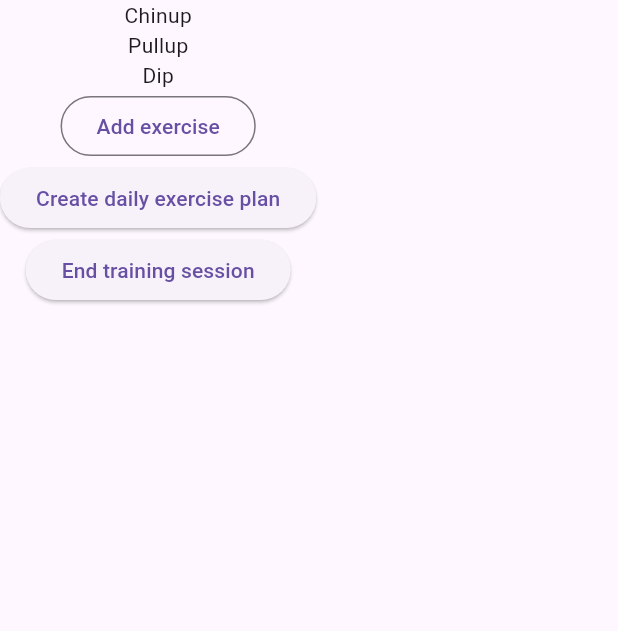
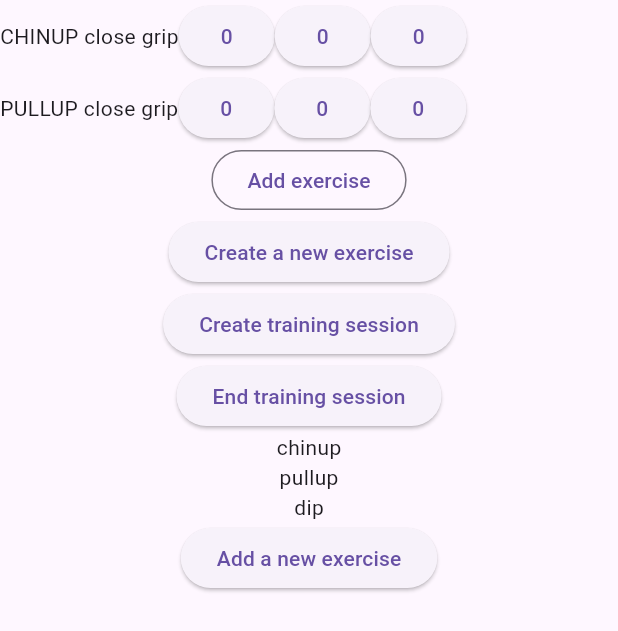
Before and after one commit to aarekr/CalisthenicsApp, a Flutter app: the screen it shows after launch, on a phone screen of 412 x 824 dp. Shown: the top 631 px of the screen. Run offline on Flutter 3.47's test engine with Material 3 defaults, Android fonts, the light colour scheme and no system bars; our stand-ins replace flutter_riverpod, go_router.

Commit message:
User can enter reps for 2 exercises, 3 sets both

```diff
--- /dev/null
+++ b/lib/exercises.dart
@@ -0,0 +1 @@
+var exerciseList = ["chinup", "pullup", "dip"];
--- a/lib/main.dart
+++ b/lib/main.dart
@@ -1,9 +1,16 @@
 import 'package:flutter/material.dart';
 import 'package:go_router/go_router.dart';
+import 'package:flutter_riverpod/flutter_riverpod.dart';
+
+import 'exercises.dart';
+import 'reps.dart';
+
+final dataProvider = StateProvider<List<String>>((ref) => exerciseList); //["chinup", "pullup", "dip"]);
 
 final router = GoRouter(
   routes: [
     GoRoute(path: '/', builder: (context, state) => HomeScreen()),
+    GoRoute(path: '/createnewexercise', builder: (context, state) => CreateNewExerciseScreen()),
     GoRoute(path: '/createtrainingsession',
             builder: (context, state) => CreateTrainingSessionScreen()),
     GoRoute(path: '/summary', builder: (context, state) => SummaryScreen()),
@@ -11,7 +18,7 @@ final router = GoRouter(
 );
 
 main() {
-  runApp(MaterialApp.router(routerConfig: router));
+  runApp(ProviderScope(child: MaterialApp.router(routerConfig: router)));
 }
 
 class HomeScreen extends StatelessWidget {
@@ -19,21 +26,98 @@ class HomeScreen extends StatelessWidget {
   Widget build(BuildContext context) {
     return Scaffold(
         body: Column(children: [
-                const Text("Chinup"),
-                const Text("Pullup"),
-                const Text("Dip"),
+                Row(children: [const Text("CHINUP close grip"), ChinupWidget()],),
+                Row(children: [const Text("PULLUP close grip"), PullupWidget()],),
+                //const Text("PULLUP wide grip"),
+                //const Text("DIP bar 1", textAlign: TextAlign.left),
+                //const Text("DIP bar 2"),
                 OutlinedButton(
                   onPressed: () => print("adding an exercise"),
                   child: const Text("Add exercise")),
                 ElevatedButton(
+                  onPressed: () => context.go("/createnewexercise"),
+                  child: const Text("Create a new exercise"),
+                ),
+                ElevatedButton(
                   onPressed: () => context.go("/createtrainingsession"),
-                  child: const Text("Create daily exercise plan"),
+                  child: const Text("Create training session"),
                 ),
                 ElevatedButton(
                   onPressed: () => context.go("/summary"),
                   child: const Text("End training session"),
                 ),
+                ListWidget(),
+                AddButton(),
+                //Row(children: [ChinupWidget()]),
     ]));
+  }
+}
+
+class AddButton extends ConsumerWidget {
+  @override
+  Widget build(BuildContext context, WidgetRef ref) {
+    return ElevatedButton(
+      onPressed: () => ref
+          .watch(dataProvider.notifier)
+          .update((state) => [...state, 'A new exercise']),
+      child: const Text('Add a new exercise'),
+    );
+  }
+}
+
+class ListWidget extends ConsumerWidget {
+  @override
+  Widget build(BuildContext context, WidgetRef ref) {
+    final List<String> data = ref.watch(dataProvider);
+    return Column(children: data.map((e) => Text(e)).toList());
+  }
+}
+
+class ChinupWidget extends ConsumerWidget {
+  @override
+  Widget build(BuildContext context, WidgetRef ref) {
+    final int chinupReps1 = ref.watch(chinupProvider1);
+    final int chinupReps2 = ref.watch(chinupProvider2);
+    final int chinupReps3 = ref.watch(chinupProvider3);
+    //return Text("chinupReps: $chinupReps");
+    return Row(children:
+      [ElevatedButton(onPressed: () => ref.watch(chinupProvider1.notifier).update((state) => state += 1), child: Text('$chinupReps1')),
+       ElevatedButton(onPressed: () => ref.watch(chinupProvider2.notifier).update((state) => state += 1), child: Text('$chinupReps2')),
+       ElevatedButton(onPressed: () => ref.watch(chinupProvider3.notifier).update((state) => state += 1), child: Text('$chinupReps3')),
+      ]);
+  }
+}
+
+class PullupWidget extends ConsumerWidget {
+  @override
+  Widget build(BuildContext context, WidgetRef ref) {
+    final int pullupReps1 = ref.watch(pullupProvider1);
+    final int pullupReps2 = ref.watch(pullupProvider2);
+    final int pullupReps3 = ref.watch(pullupProvider3);
+    //return Text("chinupReps: $chinupReps");
+    return Row(children:
+      [ElevatedButton(onPressed: () => ref.watch(pullupProvider1.notifier).update((state) => state += 1), child: Text('$pullupReps1')),
+       ElevatedButton(onPressed: () => ref.watch(pullupProvider2.notifier).update((state) => state += 1), child: Text('$pullupReps2')),
+       ElevatedButton(onPressed: () => ref.watch(pullupProvider3.notifier).update((state) => state += 1), child: Text('$pullupReps3')),
+      ]);
+  }
+}
+
+
+
+// screens
+class CreateNewExerciseScreen extends StatelessWidget {
+  @override
+  Widget build(BuildContext context) {
+    return Scaffold(
+        body: Center(
+            child: Column(children: [
+              const Text("This screen is for creating new exercises"),
+              ElevatedButton(
+                onPressed: () => context.go("/"),
+                child: const Text("Return to main screen"),
+              ),
+    ])));
   }
 }
 
--- /dev/null
+++ b/lib/reps.dart
@@ -0,0 +1,8 @@
+import 'package:flutter_riverpod/flutter_riverpod.dart';
+
+final chinupProvider1 = StateProvider<int>((ref) => 0);
+final chinupProvider2 = StateProvider<int>((ref) => 0);
+final chinupProvider3 = StateProvider<int>((ref) => 0);
+final pullupProvider1 = StateProvider<int>((ref) => 0);
+final pullupProvider2 = StateProvider<int>((ref) => 0);
+final pullupProvider3 = StateProvider<int>((ref) => 0);
--- a/pubspec.yaml
+++ b/pubspec.yaml
@@ -36,6 +36,7 @@ dependencies:
   # Use with the CupertinoIcons class for iOS style icons.
   cupertino_icons: ^1.0.2
   go_router: ^10.1.2
+  flutter_riverpod: ^2.4.0
 
 dev_dependencies:
   flutter_test:
```
Also changed, not shown: pubspec.lock.
